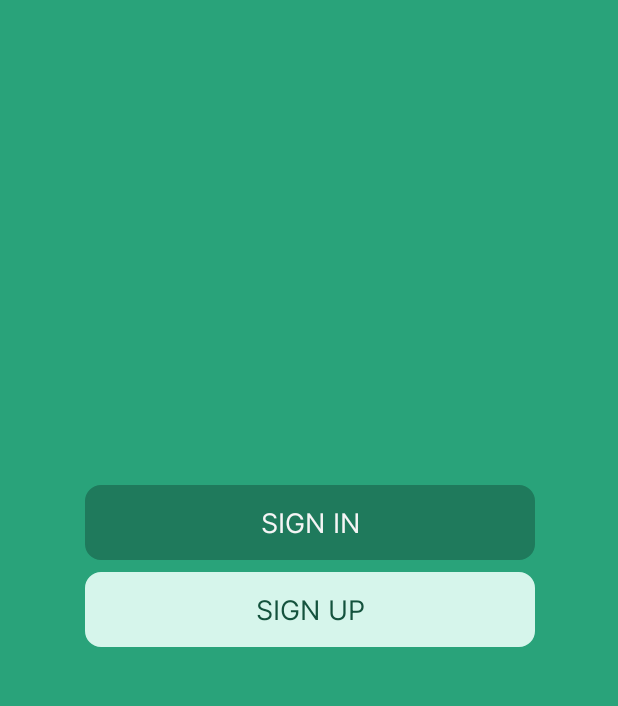
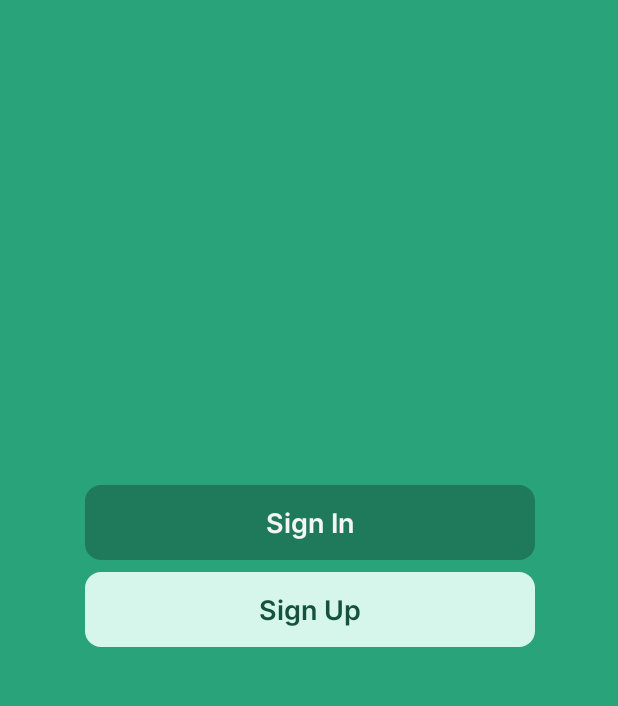
Before and after one commit to Lanzkuy/mental-health-app, an Android app: the screen it shows after launch (MainActivity), on a phone screen of 412 x 824 dp, the part 496-1202 px from its top. Run offline under Robolectric (Android 15) with nearby library versions, the light colour scheme and no system bars.

Commit message:
change button appearance

```diff
--- a/app/src/main/res/layout/fragment_get_started.xml
+++ b/app/src/main/res/layout/fragment_get_started.xml
@@ -54,17 +54,19 @@
         tools:ignore="TextContrastCheck" />
 
     <androidx.appcompat.widget.AppCompatButton
+        android:layout_width="wrap_content"
         android:layout_height="wrap_content"
-        android:layout_width="wrap_content"
         android:layout_marginHorizontal="24dp"
+        android:layout_marginBottom="8dp"
         android:width="300dp"
         android:height="50dp"
         android:background="@drawable/button"
         android:backgroundTint="@color/primary_70"
         android:text="@string/signin"
+        android:textAllCaps="false"
         android:textColor="@color/white"
-        android:layout_marginBottom="8dp"
         android:textSize="18sp"
+        app:fontFamily="@font/inter_semibold"
         app:layout_constraintBottom_toTopOf="@+id/btnSignUp"
         app:layout_constraintEnd_toEndOf="@+id/btnSignUp"
         app:layout_constraintStart_toStartOf="@+id/btnSignUp" />
@@ -79,8 +81,10 @@
         android:background="@drawable/button"
         android:backgroundTint="@color/primary_10"
         android:text="@string/signup"
+        android:textAllCaps="false"
         android:textColor="@color/primary_90"
         android:textSize="18sp"
+        app:fontFamily="@font/inter_semibold"
         app:layout_constraintBottom_toBottomOf="parent"
         app:layout_constraintEnd_toEndOf="@+id/imgIllustration"
         app:layout_constraintStart_toStartOf="@+id/imgIllustration"
```
